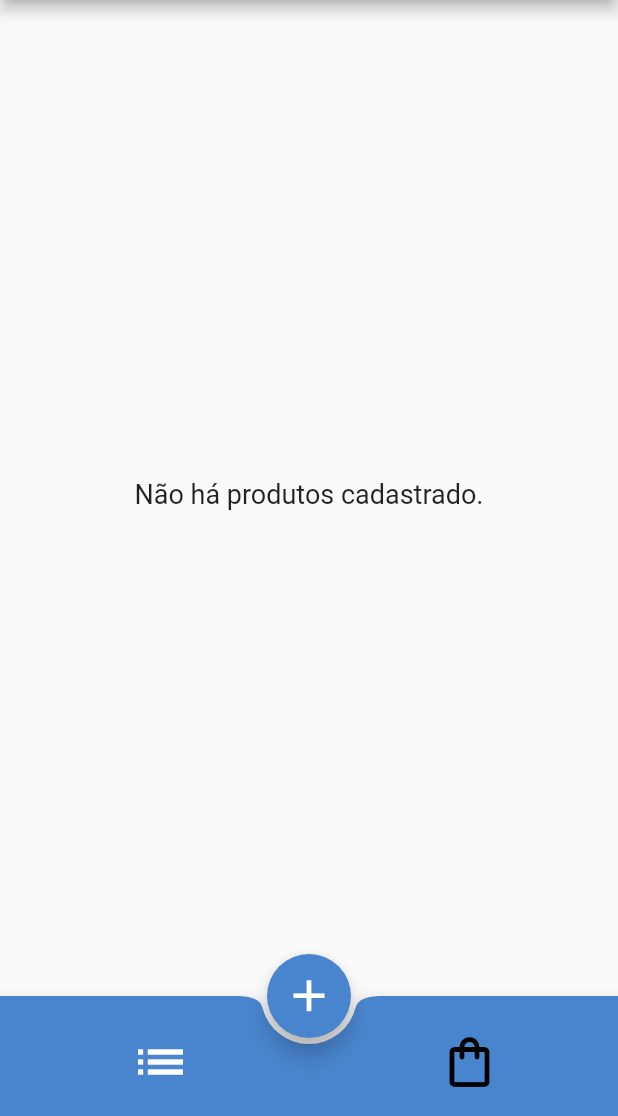
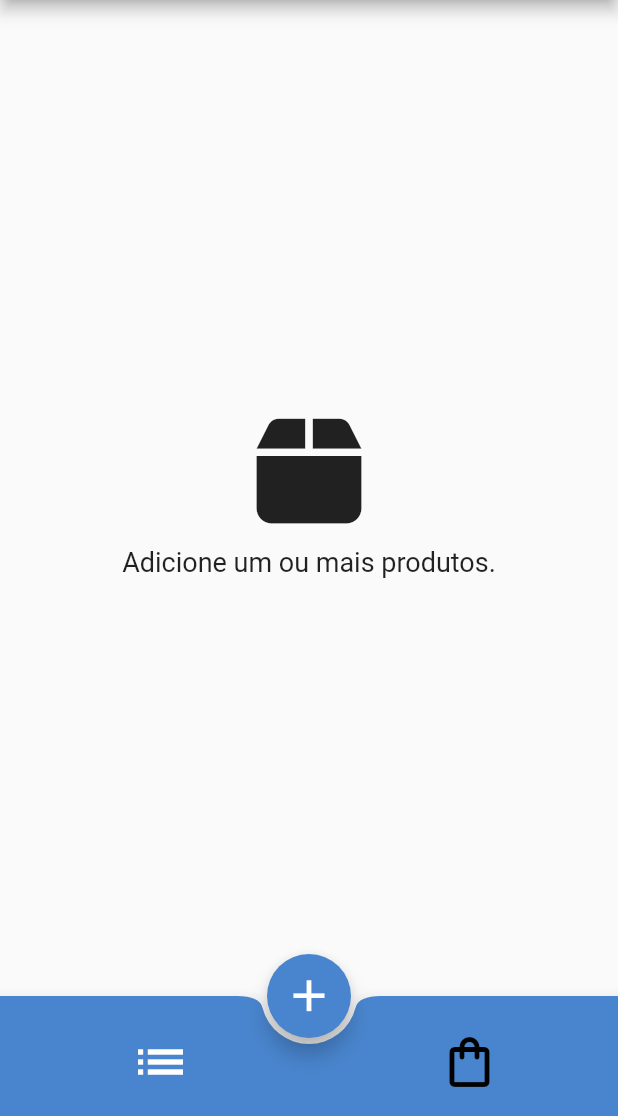
Before and after one commit to Jo-Analyst/month-shopping-app, a Flutter app: the screen it shows after launch, after a tap on the "shopping bag" icon, on a phone screen of 412 x 824 dp, the part 120-1236 px from its top. Run offline on Flutter 3.47's test engine with Material 2 defaults, Android fonts, the phone set to English and light mode, and no system bars; our stand-ins replace flutter_slidable, font_awesome_flutter, loading_animation_widget, permission_handler, share, sqflite; accounts and stored records are empty.

```diff
--- a/lib/config/db.dart
+++ b/lib/config/db.dart
@@ -5,7 +5,7 @@ class DB {
   static Future<sql.Database> openDatabase() async {
     final dbPath = await sql.getDatabasesPath();
     return sql.openDatabase(
-      path.join(dbPath, "appShoppingList.db"),
+      path.join(dbPath, "month_shopping_app.db"),
       onCreate: (db, version) {
         db.execute(
           "CREATE TABLE products (id INTEGER PRIMARY KEY, name TEXT NOT NULL, unit TEXT NOT NULL, category_id INTEGER, FOREIGN KEY (category_id) REFERENCES categories(id) ON DELETE CASCADE)",
--- a/lib/pages/product_list_page.dart
+++ b/lib/pages/product_list_page.dart
@@ -74,11 +74,24 @@ class _ProductListPageState extends State<ProductListPage> {
                       child: loadingThreeRotatingDots(context, 50),
                     )
                   : products.isEmpty
-                      ? const Center(
-                          child: Text(
-                            "Não há produtos cadastrado.",
-                            style: TextStyle(fontSize: 18),
-                          ),
+                      ? Column(
+                          mainAxisAlignment: MainAxisAlignment.center,
+                          children: [
+                            const Icon(
+                              FontAwesomeIcons.box,
+                              size: 80,
+                              color: Colors.black87,
+                            ),
+                            const SizedBox(height: 10),
+                            Text(
+                              "Adicione um ou mais produtos.",
+                              style: TextStyle(
+                                  fontSize: Theme.of(context)
+                                      .textTheme
+                                      .displayLarge!
+                                      .fontSize),
+                            ),
+                          ],
                         )
                       : ListView(
                           children: products
--- a/pubspec.yaml
+++ b/pubspec.yaml
@@ -42,6 +42,8 @@ dependencies:
   path: ^1.8.3
   intl: ^0.18.1
   loading_animation_widget: ^1.2.0+4
+  share: ^2.0.4
+  permission_handler: ^11.0.1
 
 dev_dependencies:
   flutter_test:
```
Also changed, not shown: lib/config/backup.dart (added, +37 -0 lines), lib/pages/categories_list_page.dart (+11 -2 lines), lib/pages/screen_app_page.dart (+33 -3 lines), lib/templates/product_list.dart (+0 -17 lines), lib/utils/dialog_exit_app.dart (added, +41 -0 lines), lib/utils/permission_use_app.dart (added, +14 -0 lines), pubspec.lock, 1 other file.
